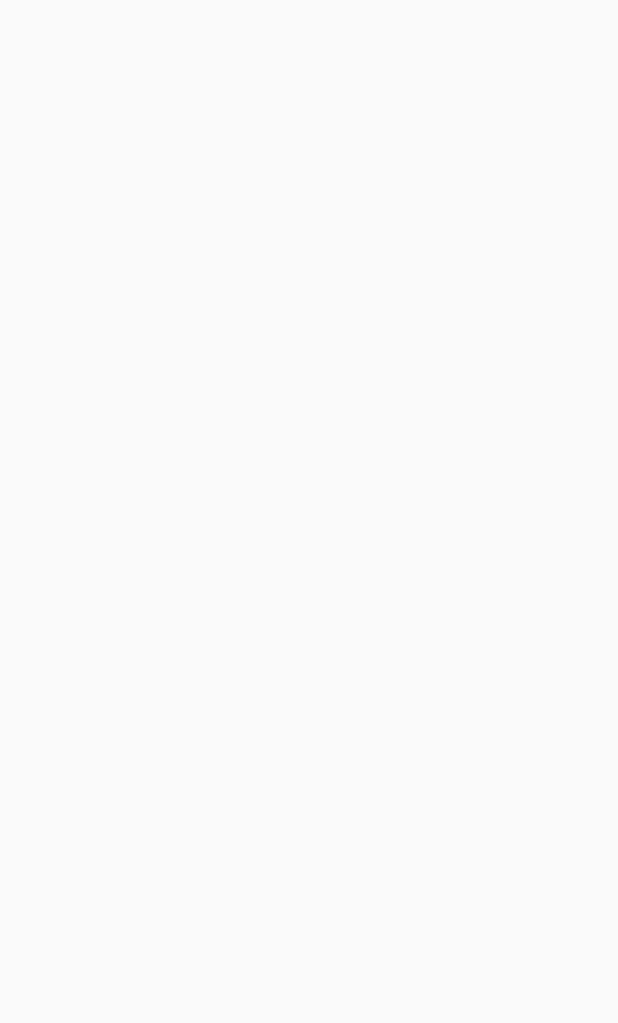
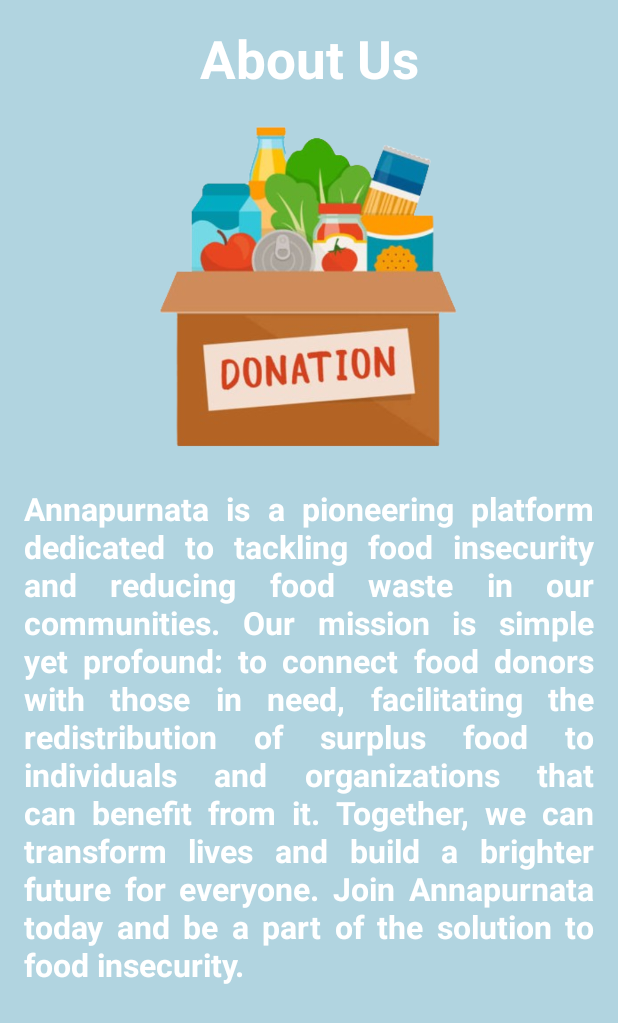
Before and after one commit to Mayuresh02/Annapurnata, an Android app: the AboutActivity screen opened directly, with no data from a screen before it, on a phone screen of 412 x 824 dp. Before the commit the part shown is empty. Shown: the top 1023 px of the screen. Run offline under Robolectric (Android 15) with nearby library versions, the phone set to English and light mode, and no system bars.

Commit message:
Updated Code

```diff
--- /dev/null
+++ b/app/src/main/res/drawable/baseline_check_24.xml
@@ -0,0 +1,5 @@
+<vector android:height="24dp" android:tint="#FFFFFF"
+    android:viewportHeight="24" android:viewportWidth="24"
+    android:width="24dp" xmlns:android="http://schemas.android.com/apk/res/android">
+    <path android:fillColor="@android:color/white" android:pathData="M9,16.17L4.83,12l-1.42,1.41L9,19 21,7l-1.41,-1.41z"/>
+</vector>
--- /dev/null
+++ b/app/src/main/res/drawable/call.xml
@@ -0,0 +1,5 @@
+<vector android:height="24dp" android:tint="#FFFFFF"
+    android:viewportHeight="24" android:viewportWidth="24"
+    android:width="24dp" xmlns:android="http://schemas.android.com/apk/res/android">
+    <path android:fillColor="@android:color/white" android:pathData="M20.01,15.38c-1.23,0 -2.42,-0.2 -3.53,-0.56 -0.35,-0.12 -0.74,-0.03 -1.01,0.24l-1.57,1.97c-2.83,-1.35 -5.48,-3.9 -6.89,-6.83l1.95,-1.66c0.27,-0.28 0.35,-0.67 0.24,-1.02 -0.37,-1.11 -0.56,-2.3 -0.56,-3.53 0,-0.54 -0.45,-0.99 -0.99,-0.99H4.19C3.65,3 3,3.24 3,3.99 3,13.28 10.73,21 20.01,21c0.71,0 0.99,-0.63 0.99,-1.18v-3.45c0,-0.54 -0.45,-0.99 -0.99,-0.99z"/>
+</vector>
--- /dev/null
+++ b/app/src/main/res/drawable/location.xml
@@ -0,0 +1,5 @@
+<vector android:height="24dp" android:tint="#FFFFFF"
+    android:viewportHeight="24" android:viewportWidth="24"
+    android:width="24dp" xmlns:android="http://schemas.android.com/apk/res/android">
+    <path android:fillColor="@android:color/white" android:pathData="M12,2C8.13,2 5,5.13 5,9c0,5.25 7,13 7,13s7,-7.75 7,-13c0,-3.87 -3.13,-7 -7,-7zM12,11.5c-1.38,0 -2.5,-1.12 -2.5,-2.5s1.12,-2.5 2.5,-2.5 2.5,1.12 2.5,2.5 -1.12,2.5 -2.5,2.5z"/>
+</vector>
--- a/app/src/main/res/layout/activity_about.xml
+++ b/app/src/main/res/layout/activity_about.xml
@@ -4,6 +4,48 @@
     xmlns:tools="http://schemas.android.com/tools"
     android:layout_width="match_parent"
     android:layout_height="match_parent"
+    android:background="#B1D4E0"
     tools:context=".Activity.AboutActivity">
 
+    <TextView
+        android:id="@+id/about.us"
+        android:layout_width="wrap_content"
+        android:layout_height="wrap_content"
+        android:text="About Us"
+        android:textSize="35sp"
+        android:textColor="@color/white"
+        android:textStyle="bold"
+        android:layout_marginTop="15dp"
+        app:layout_constraintEnd_toEndOf="parent"
+        app:layout_constraintStart_toStartOf="parent"
+        app:layout_constraintTop_toTopOf="parent"
+        tools:ignore="HardcodedText" />
+
+    <ImageView
+        android:id="@+id/imageView2"
+        android:layout_width="220dp"
+        android:layout_height="220dp"
+        android:layout_marginTop="20dp"
+        app:layout_constraintEnd_toEndOf="parent"
+        app:layout_constraintStart_toStartOf="parent"
+        app:layout_constraintTop_toBottomOf="@+id/about.us"
+        app:srcCompat="@drawable/aboutusimg" />
+
+    <TextView
+        android:id="@+id/text"
+        android:layout_width="0dp"
+        android:layout_height="wrap_content"
+        android:layout_marginTop="22dp"
+        android:layout_marginStart="16dp"
+        android:layout_marginEnd="16dp"
+        android:textStyle="bold"
+        android:textColor="@color/white"
+        android:textSize="21sp"
+        android:justificationMode="inter_word"
+        android:text="@string/aboutus"
+        app:layout_constraintEnd_toEndOf="parent"
+        app:layout_constraintStart_toStartOf="parent"
+        app:layout_constraintTop_toBottomOf="@+id/imageView2"
+        tools:ignore="HardcodedText,UnusedAttribute" />
+
 </androidx.constraintlayout.widget.ConstraintLayout>
--- a/app/src/main/res/values/strings.xml
+++ b/app/src/main/res/values/strings.xml
@@ -1,4 +1,5 @@
 <resources>
     <string name="app_name">Annapurnata</string>
     <string name="a_za_z0_9_a_za_z0_9_a_za_z0_9_a_za_z0_9_a_za_z_2">^[_A-Za-z0-9-+]+(\\.[_A-Za-z0-9-]+)*@[A-Za-z0-9-]+(\\.[A-Za-z0-9]+)*(\\.[A-Za-z]{2,})$</string>
+    <string name="aboutus">Annapurnata is a pioneering platform dedicated to tackling food insecurity and reducing food waste in our communities. Our mission is simple yet profound: to connect food donors with those in need, facilitating the redistribution of surplus food to individuals and organizations that can benefit from it. Together, we can transform lives and build a brighter future for everyone. Join Annapurnata today and be a part of the solution to food insecurity.</string>
 </resources>
```
Also changed, not shown: app/src/main/res/layout/activity_receiver.xml (+10 -0 lines), app/src/main/res/layout/donor_recycler_layout.xml (added, +43 -0 lines), app/src/main/res/drawable/aboutusimg.png (added).
